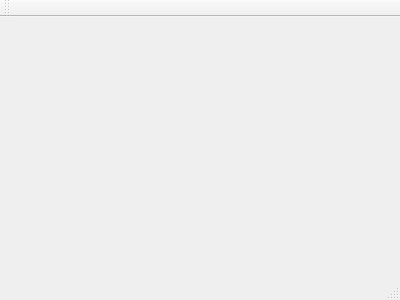
clawfinger/Pomodoro_timer, file mainwindow.ui: the form before one commit.
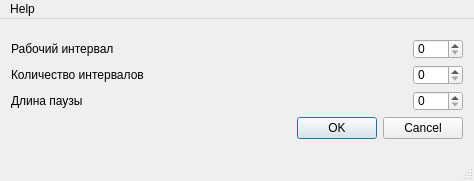
The form after the commit.

Patch:
```diff
--- a/mainwindow.ui
+++ b/mainwindow.ui
@@ -1,24 +1,141 @@
 <ui version="4.0">
  <class>MainWindow</class>
- <widget class="QMainWindow" name="MainWindow" >
-  <property name="geometry" >
+ <widget class="QMainWindow" name="MainWindow">
+  <property name="geometry">
    <rect>
     <x>0</x>
     <y>0</y>
-    <width>400</width>
-    <height>300</height>
+    <width>474</width>
+    <height>181</height>
    </rect>
   </property>
   <property name="windowTitle" >
    <string>MainWindow</string>
   </property>
-  <widget class="QMenuBar" name="menuBar" />
-  <widget class="QToolBar" name="mainToolBar" />
-  <widget class="QWidget" name="centralWidget" />
-  <widget class="QStatusBar" name="statusBar" />
+  <widget class="QWidget" name="centralWidget">
+   <layout class="QGridLayout" name="gridLayout">
+    <item row="0" column="0">
+     <layout class="QVBoxLayout" name="verticalLayout">
+      <item>
+       <layout class="QVBoxLayout" name="InputLayout">
+        <item>
+         <layout class="QHBoxLayout" name="horizontalLayout_5">
+          <item>
+           <widget class="QLabel" name="label">
+            <property name="text">
+             <string>Рабочий интервал</string>
+            </property>
+           </widget>
+          </item>
+          <item>
+           <widget class="QSpinBox" name="workTimeInput">
+            <property name="maximumSize">
+             <size>
+              <width>50</width>
+              <height>20</height>
+             </size>
+            </property>
+           </widget>
+          </item>
+         </layout>
+        </item>
+        <item>
+         <layout class="QHBoxLayout" name="horizontalLayout_4">
+          <item>
+           <widget class="QLabel" name="label_2">
+            <property name="text">
+             <string>Количество интервалов</string>
+            </property>
+           </widget>
+          </item>
+          <item>
+           <widget class="QSpinBox" name="workIntervalsNumber">
+            <property name="maximumSize">
+             <size>
+              <width>50</width>
+              <height>20</height>
+             </size>
+            </property>
+           </widget>
+          </item>
+         </layout>
+        </item>
+        <item>
+         <layout class="QHBoxLayout" name="horizontalLayout_2">
+          <item>
+           <widget class="QLabel" name="label_3">
+            <property name="text">
+             <string>Длина паузы</string>
+            </property>
+           </widget>
+          </item>
+          <item>
+           <widget class="QSpinBox" name="freeTime">
+            <property name="maximumSize">
+             <size>
+              <width>50</width>
+              <height>20</height>
+             </size>
+            </property>
+           </widget>
+          </item>
+         </layout>
+        </item>
+       </layout>
+      </item>
+      <item>
+       <layout class="QHBoxLayout" name="horizontalLayout">
+        <item>
+         <spacer name="horizontalSpacer">
+          <property name="orientation">
+           <enum>Qt::Horizontal</enum>
+          </property>
+          <property name="sizeHint" stdset="0">
+           <size>
+            <width>40</width>
+            <height>20</height>
+           </size>
+          </property>
+         </spacer>
+        </item>
+        <item>
+         <widget class="QDialogButtonBox" name="buttonBox">
+          <property name="standardButtons">
+           <set>QDialogButtonBox::Cancel|QDialogButtonBox::Ok</set>
+          </property>
+         </widget>
+        </item>
+       </layout>
+      </item>
+     </layout>
+    </item>
+   </layout>
+  </widget>
+  <widget class="QMenuBar" name="menuBar">
+   <property name="geometry">
+    <rect>
+     <x>0</x>
+     <y>0</y>
+     <width>474</width>
+     <height>21</height>
+    </rect>
+   </property>
+   <widget class="QMenu" name="menuHelp">
+    <property name="title">
+     <string>Help</string>
+    </property>
+    <addaction name="actionAbout"/>
+   </widget>
+   <addaction name="menuHelp"/>
+  </widget>
+  <widget class="QStatusBar" name="statusBar"/>
+  <action name="actionAbout">
+   <property name="text">
+    <string>About</string>
+   </property>
+  </action>
  </widget>
- <layoutDefault spacing="6" margin="11" />
- <pixmapfunction></pixmapfunction>
+ <layoutdefault spacing="6" margin="11"/>
  <resources/>
  <connections/>
 </ui>
```
Left out of the diff: 5 changed lines with no effect on the pictures.
